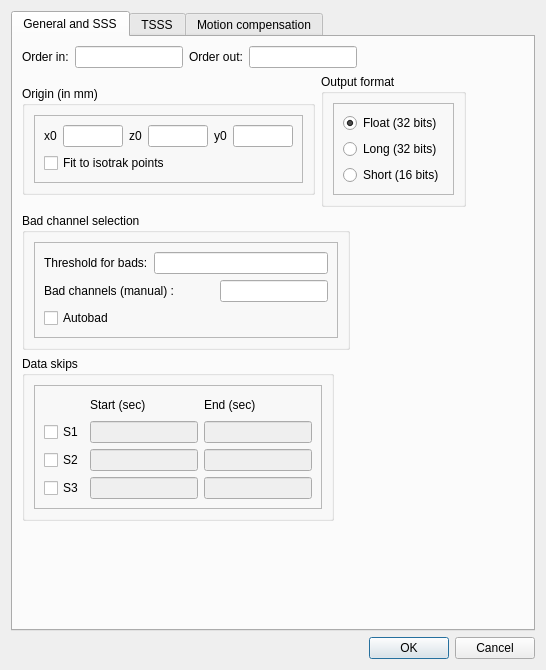
Qt form hoksotin/ui/qt4Designer/maxFilterDialog.ui (cibr-jyu/meggie) before a commit.
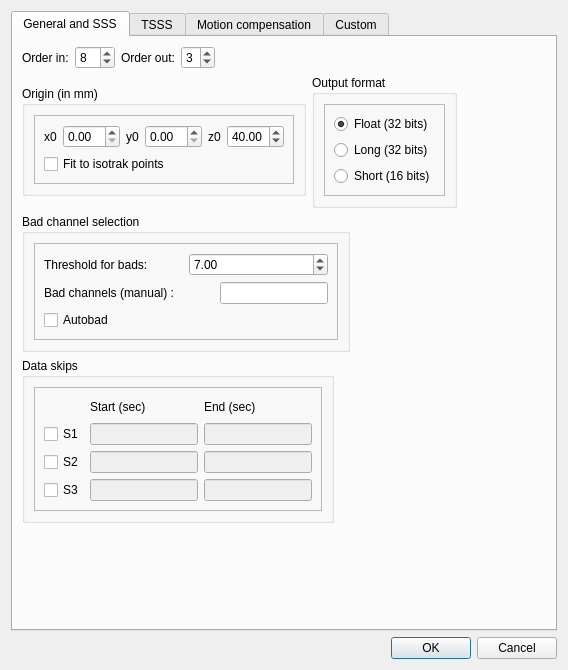
The same form after that commit. The open tabs and pages were chosen to show the change.

Commit message: Maxfilter päivitys

The edit to the form file:
```diff
--- a/hoksotin/ui/qt4Designer/maxFilterDialog.ui
+++ b/hoksotin/ui/qt4Designer/maxFilterDialog.ui
@@ -9,7 +9,7 @@
    <rect>
     <x>0</x>
     <y>0</y>
-    <width>546</width>
+    <width>568</width>
     <height>670</height>
    </rect>
   </property>
@@ -27,7 +27,7 @@
      </property>
     </widget>
    </item>
-   <item row="0" column="0">
+   <item row="1" column="0">
     <widget class="QTabWidget" name="tabWidgetMaxFilterSettings">
      <property name="currentIndex">
       <number>2</number>
@@ -50,7 +50,17 @@
           </widget>
          </item>
          <item>
-          <widget class="QLineEdit" name="lineEditOrderIn"/>
+          <widget class="QSpinBox" name="spinBoxOrderIn">
+           <property name="minimum">
+            <number>5</number>
+           </property>
+           <property name="maximum">
+            <number>11</number>
+           </property>
+           <property name="value">
+            <number>8</number>
+           </property>
+          </widget>
          </item>
          <item>
           <widget class="QLabel" name="labelOrderOut">
@@ -60,7 +70,17 @@
           </widget>
          </item>
          <item>
-          <widget class="QLineEdit" name="lineEditOrderOut"/>
+          <widget class="QSpinBox" name="spinBoxOrderOut">
+           <property name="minimum">
+            <number>1</number>
+           </property>
+           <property name="maximum">
+            <number>5</number>
+           </property>
+           <property name="value">
+            <number>3</number>
+           </property>
+          </widget>
          </item>
         </layout>
        </item>
@@ -91,7 +111,11 @@
                   </widget>
                  </item>
                  <item>
-                  <widget class="QLineEdit" name="lineEditBadLimit"/>
+                  <widget class="QDoubleSpinBox" name="doubleSpinBoxBadLimit">
+                   <property name="value">
+                    <double>7.000000000000000</double>
+                   </property>
+                  </widget>
                  </item>
                 </layout>
                </item>
@@ -301,35 +325,7 @@
                     </widget>
                    </item>
                    <item>
-                    <widget class="QLineEdit" name="lineEditX0">
-                     <property name="maximumSize">
-                      <size>
-                       <width>60</width>
-                       <height>16777215</height>
-                      </size>
-                     </property>
-                    </widget>
-                   </item>
-                  </layout>
-                 </item>
-                 <item>
-                  <layout class="QHBoxLayout" name="horizontalLayout">
-                   <item>
-                    <widget class="QLabel" name="labelZ0">
-                     <property name="text">
-                      <string>z0</string>
-                     </property>
-                    </widget>
-                   </item>
-                   <item>
-                    <widget class="QLineEdit" name="lineEditZ0">
-                     <property name="maximumSize">
-                      <size>
-                       <width>60</width>
-                       <height>16777215</height>
-                      </size>
-                     </property>
-                    </widget>
+                    <widget class="QDoubleSpinBox" name="doubleSpinBoxX0"/>
                    </item>
                   </layout>
                  </item>
@@ -343,12 +339,23 @@
                     </widget>
                    </item>
                    <item>
-                    <widget class="QLineEdit" name="lineEditY0">
-                     <property name="maximumSize">
-                      <size>
-                       <width>60</width>
-                       <height>16777215</height>
-                      </size>
+                    <widget class="QDoubleSpinBox" name="doubleSpinBoxY0"/>
+                   </item>
+                  </layout>
+                 </item>
+                 <item>
+                  <layout class="QHBoxLayout" name="horizontalLayout">
+                   <item>
+                    <widget class="QLabel" name="labelZ0">
+                     <property name="text">
+                      <string>z0</string>
+                     </property>
+                    </widget>
+                   </item>
+                   <item>
+                    <widget class="QDoubleSpinBox" name="doubleSpinBoxZ0">
+                     <property name="value">
+                      <double>40.000000000000000</double>
                      </property>
                     </widget>
                    </item>
@@ -671,6 +678,33 @@
        </item>
       </layout>
      </widget>
+     <widget class="QWidget" name="tabCustom">
+      <attribute name="title">
+       <string>Custom</string>
+      </attribute>
+      <widget class="QWidget" name="layoutWidget">
+       <property name="geometry">
+        <rect>
+         <x>20</x>
+         <y>30</y>
+         <width>491</width>
+         <height>211</height>
+        </rect>
+       </property>
+       <layout class="QVBoxLayout" name="verticalLayout_3">
+        <item>
+         <widget class="QLabel" name="labelCustom">
+          <property name="text">
+           <string>Custom parameters:</string>
+          </property>
+         </widget>
+        </item>
+        <item>
+         <widget class="QTextEdit" name="textEdit"/>
+        </item>
+       </layout>
+      </widget>
+     </widget>
     </widget>
    </item>
   </layout>
```
Left out of the diff: 148 changed lines with no effect on the pictures.
